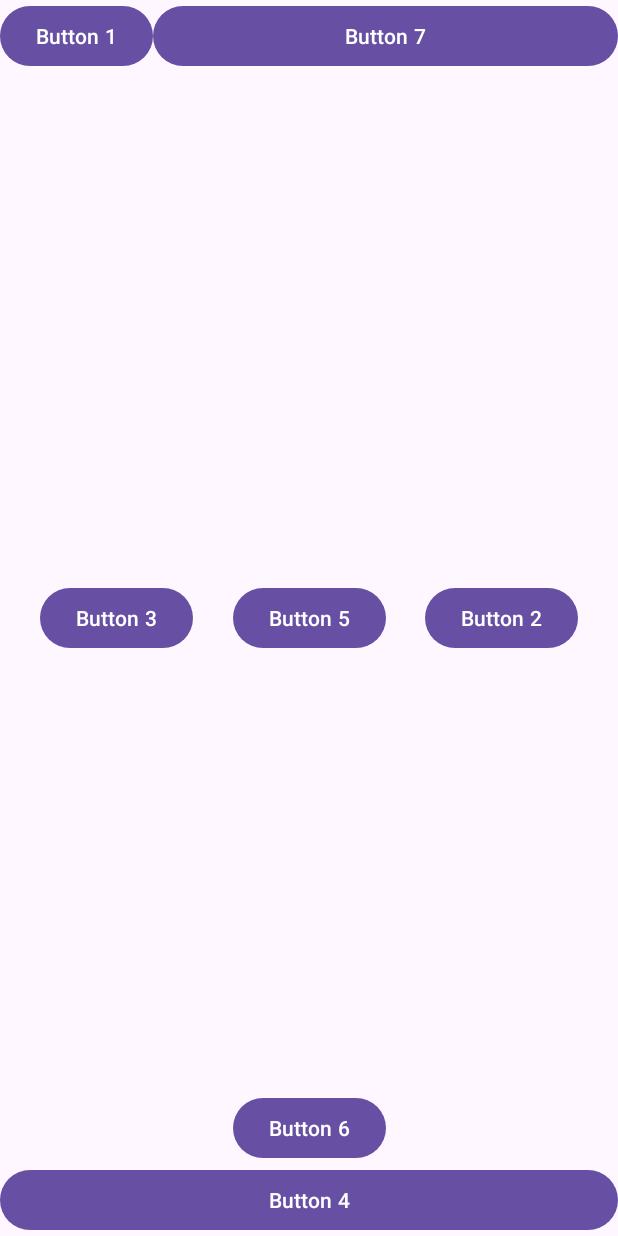
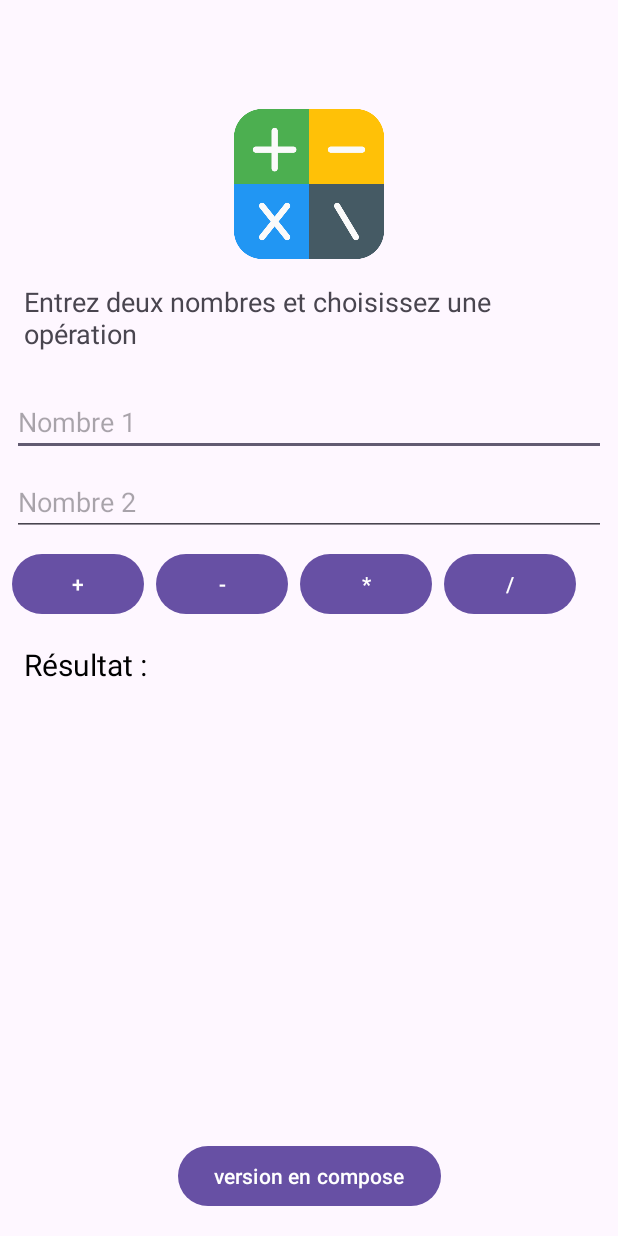
Before and after one commit to clement-chn/KotlinApp, an Android app: the layout activity_main.xml on its own in the app's theme, with its tools: preview values and no code run, on a phone screen of 412 x 824 dp. Run offline under Robolectric (Android 15) with nearby library versions, the phone set to English and light mode, and no system bars.

Commit message:
layout de la page terminé

```diff
--- a/app/src/main/java/com/example/app_kotlin/MainActivity.kt
+++ b/app/src/main/java/com/example/app_kotlin/MainActivity.kt
@@ -1,6 +1,11 @@
-package com.example.app_kotlin
+package com.example.calculatrice
 
+import android.content.Intent
 import android.os.Bundle
+import android.widget.Button
+import android.widget.EditText
+import android.widget.TextView
+import android.widget.Toast
 import androidx.activity.enableEdgeToEdge
 import androidx.appcompat.app.AppCompatActivity
 import androidx.core.view.ViewCompat
@@ -16,5 +21,68 @@ class MainActivity : AppCompatActivity() {
             v.setPadding(systemBars.left, systemBars.top, systemBars.right, systemBars.bottom)
             insets
         }
+
+        val number1 = findViewById<EditText>(R.id.number1)
+        val number2 = findViewById<EditText>(R.id.number2)
+        val textResult = findViewById<TextView>(R.id.textResult)
+
+        val buttonAdd = findViewById<Button>(R.id.buttonAdd)
+        val buttonSubtract = findViewById<Button>(R.id.buttonSubtract)
+        val buttonMultiply = findViewById<Button>(R.id.buttonMultiply)
+        val buttonDivide = findViewById<Button>(R.id.buttonDivide)
+
+        buttonAdd.setOnClickListener {
+            calculate(number1, number2, textResult, "add")
+        }
+
+        buttonSubtract.setOnClickListener {
+            calculate(number1, number2, textResult, "subtract")
+        }
+
+        buttonMultiply.setOnClickListener {
+            calculate(number1, number2, textResult, "multiply")
+        }
+
+        buttonDivide.setOnClickListener {
+            calculate(number1, number2, textResult, "divide")
+        }
+
+        val openComposeButton = findViewById<Button>(R.id.button_open_compose)
+        openComposeButton.setOnClickListener {
+            val intent = Intent(this, ComposeCalculatorActivity::class.java)
+            startActivity(intent)
+        }
+    }
+
+    private fun calculate(
+        num1Field: EditText, num2Field: EditText, resultView: TextView, operation: String
+    ) {
+        val num1 = num1Field.text.toString().toIntOrNull()
+        val num2 = num2Field.text.toString().toIntOrNull()
+
+        if (num1 == null || num2 == null) {
+            Toast.makeText(
+                this, "Veuillez entrer des nombres valides",
+                Toast.LENGTH_SHORT
+            ).show()
+            return
+        }
+
+        val result = when (operation) {
+            "add" -> num1 + num2
+            "subtract" -> num1 - num2
+            "multiply" -> num1 * num2
+            "divide" -> if (num2 != 0) num1 / num2 else {
+                Toast.makeText(
+                    this, "Division par zéro impossible",
+                    Toast.LENGTH_SHORT
+                ).show()
+                return
+            }
+
+            else -> 0
+        }
+
+        resultView.text = "Résultat : $result"
     }
 }
--- a/app/src/main/res/layout/activity_main.xml
+++ b/app/src/main/res/layout/activity_main.xml
@@ -2,83 +2,111 @@
 <androidx.constraintlayout.widget.ConstraintLayout xmlns:android="http://schemas.android.com/apk/res/android"
     xmlns:app="http://schemas.android.com/apk/res-auto"
     xmlns:tools="http://schemas.android.com/tools"
+    android:id="@+id/main"
     android:layout_width="match_parent"
     android:layout_height="match_parent"
     tools:context=".MainActivity">
 
+    <ImageView
+        android:id="@+id/imageView"
+        android:layout_width="100dp"
+        android:layout_height="100dp"
+        android:contentDescription="Image de calculatrice"
+        android:src="@drawable/calculator"
+        app:layout_constraintBottom_toBottomOf="parent"
+        app:layout_constraintEnd_toEndOf="parent"
+        app:layout_constraintStart_toStartOf="parent"
+        app:layout_constraintTop_toTopOf="parent"
+        app:layout_constraintVertical_bias="0.1" />
+
+    <TextView
+        android:id="@+id/textMessage"
+        android:layout_width="0dp"
+        android:layout_height="wrap_content"
+        android:padding="16dp"
+        android:text="Entrez deux nombres et choisissez une opération"
+        android:textSize="18sp"
+        app:layout_constraintEnd_toEndOf="parent"
+        app:layout_constraintStart_toStartOf="parent"
+        app:layout_constraintTop_toBottomOf="@id/imageView" />
+
+    <EditText
+        android:id="@+id/number1"
+        android:layout_width="0dp"
+        android:layout_height="wrap_content"
+        android:layout_margin="8dp"
+        android:hint="Nombre 1"
+        android:inputType="number"
+        app:layout_constraintEnd_toEndOf="parent"
+        app:layout_constraintStart_toStartOf="parent"
+        app:layout_constraintTop_toBottomOf="@id/textMessage" />
+
+    <EditText
+        android:id="@+id/number2"
+        android:layout_width="0dp"
+        android:layout_height="wrap_content"
+        android:layout_margin="8dp"
+        android:hint="Nombre 2"
+        android:inputType="number"
+        app:layout_constraintEnd_toEndOf="parent"
+        app:layout_constraintStart_toStartOf="parent"
+        app:layout_constraintTop_toBottomOf="@id/number1" />
+
     <Button
-        android:id="@+id/button1"
+        android:id="@+id/buttonAdd"
         android:layout_width="wrap_content"
         android:layout_height="wrap_content"
-        android:text="Button 1"
-        app:layout_constraintEnd_toStartOf="@id/button7"
+        android:layout_margin="8dp"
+        android:text="+"
         app:layout_constraintStart_toStartOf="parent"
-        app:layout_constraintTop_toTopOf="parent" />
+        app:layout_constraintTop_toBottomOf="@id/number2" />
 
     <Button
-        android:id="@+id/button7"
+        android:id="@+id/buttonSubtract"
+        android:layout_width="wrap_content"
+        android:layout_height="wrap_content"
+        android:layout_margin="8dp"
+        android:text="-"
+        app:layout_constraintStart_toEndOf="@id/buttonAdd"
+        app:layout_constraintTop_toBottomOf="@id/number2" />
+
+    <Button
+        android:id="@+id/buttonMultiply"
+        android:layout_width="wrap_content"
+        android:layout_height="wrap_content"
+        android:layout_margin="8dp"
+        android:text="*"
+        app:layout_constraintStart_toEndOf="@id/buttonSubtract"
+        app:layout_constraintTop_toBottomOf="@id/number2" />
+
+    <Button
+        android:id="@+id/buttonDivide"
+        android:layout_width="wrap_content"
+        android:layout_height="wrap_content"
+        android:layout_margin="8dp"
+        android:text="/"
+        app:layout_constraintStart_toEndOf="@id/buttonMultiply"
+        app:layout_constraintTop_toBottomOf="@id/number2" />
+
+    <TextView
+        android:id="@+id/textResult"
         android:layout_width="0dp"
         android:layout_height="wrap_content"
-        android:text="Button 7"
+        android:padding="16dp"
+        android:text="Résultat :"
+        android:textColor="@android:color/black"
+        android:textSize="20sp"
         app:layout_constraintEnd_toEndOf="parent"
-        app:layout_constraintStart_toEndOf="@id/button1"
-        app:layout_constraintTop_toTopOf="parent" />
-
-    <androidx.constraintlayout.widget.ConstraintLayout
-        android:layout_width="0dp"
-        android:layout_height="wrap_content"
-        app:layout_constraintBottom_toBottomOf="parent"
-        app:layout_constraintTop_toTopOf="parent"
         app:layout_constraintStart_toStartOf="parent"
-        app:layout_constraintEnd_toEndOf="parent">
-
-        <Button
-            android:id="@+id/button3"
-            android:layout_width="wrap_content"
-            android:layout_height="wrap_content"
-            android:text="Button 3"
-            app:layout_constraintStart_toStartOf="parent"
-            app:layout_constraintTop_toTopOf="parent"
-            app:layout_constraintEnd_toStartOf="@id/button5" />
-
-        <Button
-            android:id="@+id/button5"
-            android:layout_width="wrap_content"
-            android:layout_height="wrap_content"
-            android:text="Button 5"
-            app:layout_constraintStart_toEndOf="@id/button3"
-            app:layout_constraintTop_toTopOf="parent"
-            app:layout_constraintEnd_toStartOf="@id/button2" />
-
-        <Button
-
-            android:id="@+id/button2"
-            android:layout_width="wrap_content"
-            android:layout_height="wrap_content"
-            android:text="Button 2"
-            app:layout_constraintStart_toEndOf="@id/button5"
-            app:layout_constraintTop_toTopOf="parent"
-            app:layout_constraintEnd_toEndOf="parent"
-            app:layout_constraintHorizontal_chainStyle="spread" />
-
-    </androidx.constraintlayout.widget.ConstraintLayout>
+        app:layout_constraintTop_toBottomOf="@id/buttonAdd" />
 
     <Button
-        android:id="@+id/button4"
-        android:layout_width="match_parent"
-        android:layout_height="wrap_content"
-        android:text="Button 4"
-        app:layout_constraintBottom_toBottomOf="parent"/>
-
-    <Button
-        android:id="@+id/button6"
+        android:id="@+id/button_open_compose"
         android:layout_width="wrap_content"
         android:layout_height="wrap_content"
-        android:text="Button 6"
-        app:layout_constraintBottom_toTopOf="@id/button4"
-        app:layout_constraintStart_toStartOf="parent"
+        android:layout_marginVertical="16dp"
+        android:text="version en compose"
+        app:layout_constraintBottom_toBottomOf="parent"
         app:layout_constraintEnd_toEndOf="parent"
-        />
-
-
+        app:layout_constraintStart_toStartOf="parent" />
 </androidx.constraintlayout.widget.ConstraintLayout>
```
Also changed, not shown: app/src/main/res/drawable/calculator.png (added).
